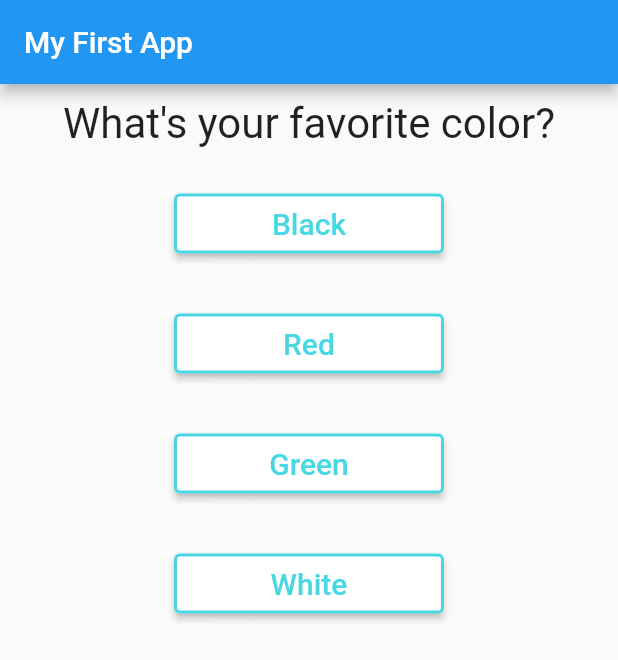
After one commit to MuhammadZeeshan03/FlutterLearning, a Flutter app: the screen it shows after launch, on a phone screen of 412 x 824 dp. The commit adds this screen. Shown: the top 660 px of the screen. Run offline on Flutter 3.47's test engine with Material 2 defaults, Android fonts, the phone set to English and light mode, and no system bars.

Commit message:
clean code

```diff
--- /dev/null
+++ b/lib/Quiz.dart
@@ -0,0 +1,30 @@
+import 'package:flutter/material.dart';
+
+import './question.dart';
+import 'Answer.dart';
+
+class Quiz extends StatelessWidget {
+  final List<Map<String, Object>> questions;
+  final int questionIndex;
+  final VoidCallback answerQuestion;
+
+  Quiz({
+    required this.questions,
+    required this.answerQuestion,
+    required this.questionIndex,
+  });
+
+  @override
+  Widget build(BuildContext context) {
+    return Column(
+      children: [
+        Question(
+          questions[questionIndex]['text'] as String,
+        ),
+        ...(questions[questionIndex]['answers'] as List<String>).map((answer) {
+          return Answer(answerQuestion, answer);
+        }).toList()
+      ],
+    );
+  }
+}
--- a/lib/main.dart
+++ b/lib/main.dart
@@ -2,10 +2,27 @@ import 'package:flutter/material.dart';
 
 import './question.dart';
 import './Answer.dart';
+import './Quiz.dart';
+import './Result.dart';
 
 void main() => runApp(MyApp());
 
 class MyApp extends StatefulWidget {
+  final _questions = const [
+    {
+      'text': 'What\'s your favorite color?',
+      'answers': ['Black', 'Red', 'Green', 'White']
+    },
+    {
+      'text': 'What\'s your favorite animal?',
+      'answers': ['Rabbit', 'Snake', 'Elephant', 'Lion']
+    },
+    {
+      'text': 'What\'s your favorite instructor?',
+      'answers': ['Max', 'Max', 'Max', 'Max']
+    },
+  ];
+
   @override
   State<StatefulWidget> createState() {
     // TODO: implement createState
@@ -26,7 +43,7 @@ class _MyAppState extends State<MyApp> {
 
   @override
   Widget build(BuildContext context) {
-    var questions = [
+    var _questions = [
       {
         'text': 'What\'s your favorite color?',
         'answers': ['Black', 'Red', 'Green', 'White']
@@ -45,17 +62,13 @@ class _MyAppState extends State<MyApp> {
         appBar: AppBar(
           title: Text('My First App'),
         ),
-        body: Column(
-          children: [
-            Question(
-              questions[_questionIndex]['text'] as String,
-            ),
-            ...(questions[_questionIndex]['answers'] as List<String>)
-                .map((answer) {
-              return Answer(_answerQuestion, answer);
-            }).toList()
-          ],
-        ),
+        body: _questionIndex < _questions.length
+            ? Quiz(
+                answerQuestion: _answerQuestion,
+                questionIndex: _questionIndex,
+                questions: _questions,
+              )
+            : Result(),
       ),
     );
   }
```
Also changed, not shown: lib/Result.dart (added, +12 -0 lines).
